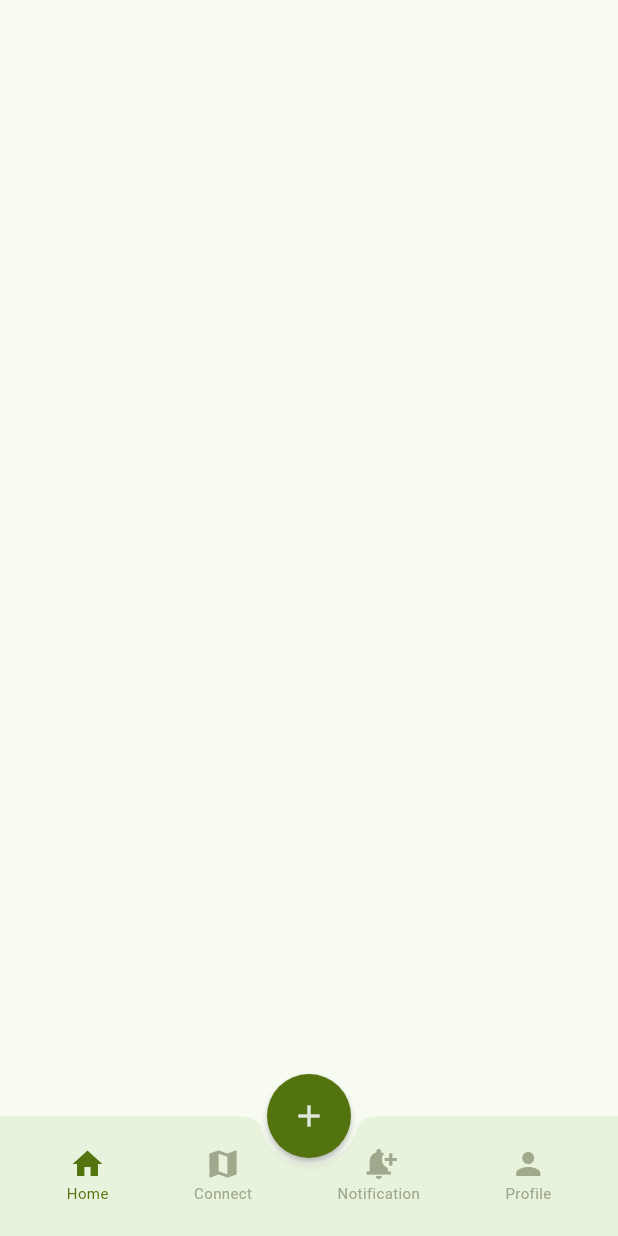
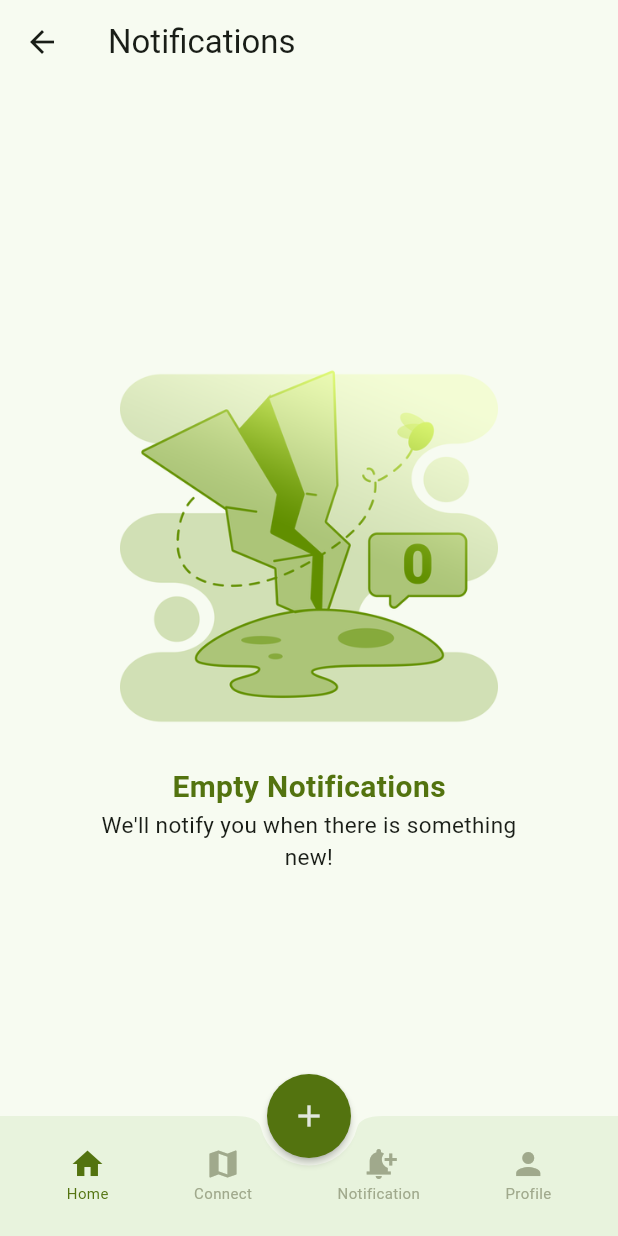
Before and after one commit to midhun776/Socially-Flutter, a Flutter app: the screen it shows after launch, on a phone screen of 412 x 824 dp. Run offline on Flutter 3.47's test engine with Material 3 defaults, Android fonts, the light colour scheme and no system bars; our stand-ins replace geocoding, google_maps_flutter, google_nav_bar.

Commit message:
KAN 6 Empty Notification Ui Added

```diff
--- a/lib/pages/NotificationScreen.dart
+++ b/lib/pages/NotificationScreen.dart
@@ -1,4 +1,5 @@
 import 'package:flutter/material.dart';
+import 'package:socially/Resources/colorresources.dart';
 
 class NotificationScreen extends StatefulWidget {
   const NotificationScreen({super.key});
@@ -11,7 +12,24 @@ class _NotificationScreenState extends State<NotificationScreen> {
   @override
   Widget build(BuildContext context) {
     return Scaffold(
-
+      appBar: AppBar(
+        title: Text("Notifications"),
+        leading: Icon(Icons.arrow_back),
+      ),
+      body: Padding(
+        padding: const EdgeInsets.all(60.0),
+        child: Column(
+          mainAxisAlignment: MainAxisAlignment.center,
+          children: [
+            Padding(
+              padding: const EdgeInsets.all(20.0),
+              child: Image.asset("assets/images/empty_notifications.png"),
+            ),
+            Text("Empty Notifications", style: TextStyle(fontSize: 20, fontWeight: FontWeight.bold, color: ColorResources.SecondaryColor),),
+            Text("We'll notify you when there is something new!", style:  TextStyle(fontSize: 15), textAlign: TextAlign.center,)
+          ],
+        ),
+      ),
     );
   }
 }
```
